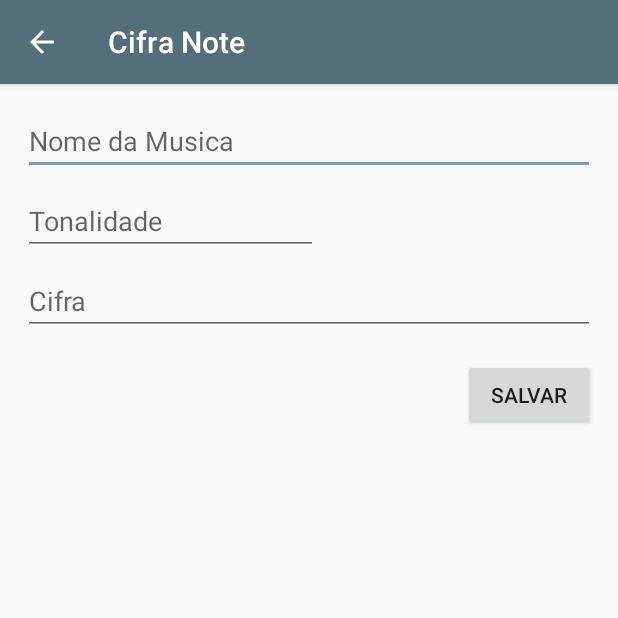
After one commit to isaCarvalho/CifraNote, an Android app: the InsertDataActivity screen opened directly, with no data from a screen before it, on a phone screen of 412 x 824 dp, the top half of it. The commit adds this screen. Run offline under Robolectric (Android 15) with nearby library versions, the phone set to English and light mode, and no system bars; Roboto replaces fonts that are not available here.

Commit message:
Inserção de dados

```diff
--- a/app/src/main/AndroidManifest.xml
+++ b/app/src/main/AndroidManifest.xml
@@ -1,5 +1,6 @@
 <?xml version="1.0" encoding="utf-8"?>
 <manifest xmlns:android="http://schemas.android.com/apk/res/android"
+    xmlns:tools="http://schemas.android.com/tools"
     package="com.example.cifranote">
 
     <application
@@ -8,8 +9,18 @@
         android:label="@string/app_name"
         android:roundIcon="@mipmap/ic_music_round"
         android:supportsRtl="true"
-        android:theme="@style/AppTheme">
-        <activity android:name=".DisplayCifraActivity" android:parentActivityName=".MainActivity">
+        android:theme="@style/AppTheme"
+        tools:ignore="GoogleAppIndexingWarning">
+        <activity
+            android:name=".InsertDataActivity"
+            android:parentActivityName=".MainActivity">
+            <meta-data
+                android:name="android.support.PARENT_ACTIVITY"
+                android:value=".MainActivity" />
+        </activity>
+        <activity
+            android:name=".DisplayCifraActivity"
+            android:parentActivityName=".MainActivity">
             <meta-data
                 android:name="android.support.PARENT_ACTIVITY"
                 android:value=".MainActivity" />
--- /dev/null
+++ b/app/src/main/java/com/example/cifranote/InsertDataActivity.kt
@@ -0,0 +1,30 @@
+package com.example.cifranote
+
+import androidx.appcompat.app.AppCompatActivity
+import android.os.Bundle
+import android.widget.Button
+import android.widget.EditText
+import android.widget.TextView
+import com.example.cifranote.control.Controller
+import kotlinx.android.synthetic.main.activity_main.*
+import java.util.*
+
+class InsertDataActivity : AppCompatActivity() {
+
+    private lateinit var salvar : Button
+
+    override fun onCreate(savedInstanceState: Bundle?) {
+        super.onCreate(savedInstanceState)
+        setContentView(R.layout.activity_insert_data)
+
+        salvar = findViewById(R.id.salvar)
+
+        salvar.setOnClickListener{
+            val name = findViewById<EditText>(R.id.musicNameField)
+            val key = findViewById<EditText>(R.id.musicKeyField)
+            val description = findViewById<EditText>(R.id.musicDescriptionField)
+
+            Controller(this).insertMusica(name.text.toString(), key.text.toString(), description.text.toString())
+        }
+    }
+}
--- a/app/src/main/java/com/example/cifranote/MainActivity.kt
+++ b/app/src/main/java/com/example/cifranote/MainActivity.kt
@@ -1,7 +1,9 @@
 package com.example.cifranote
 
+import android.content.Intent
 import androidx.appcompat.app.AppCompatActivity
 import android.os.Bundle
+import android.view.View
 import androidx.recyclerview.widget.LinearLayoutManager
 import androidx.recyclerview.widget.RecyclerView
 import com.example.cifranote.control.Controller
@@ -29,5 +31,9 @@ class MainActivity : AppCompatActivity() {
         }
     }
 
-
+    fun openInsertActivity(view : View)
+    {
+        val intent = Intent(this, InsertDataActivity::class.java)
+        startActivity(intent)
+    }
 }
--- a/app/src/main/java/com/example/cifranote/control/Controller.kt
+++ b/app/src/main/java/com/example/cifranote/control/Controller.kt
@@ -1,5 +1,6 @@
 package com.example.cifranote.control
 
+import android.content.ClipDescription
 import android.content.Context
 import com.example.cifranote.database.ControladorBanco
 import com.example.cifranote.model.Musica
@@ -18,4 +19,11 @@ class Controller(context: Context)
 
         return musicas
     }
+
+    fun insertMusica(name : String, key : String, description: String)
+    {
+        val musica = Musica(name, key, description)
+
+        dbController.inserirDados(musica)
+    }
 }
--- a/app/src/main/java/com/example/cifranote/database/ControladorBanco.kt
+++ b/app/src/main/java/com/example/cifranote/database/ControladorBanco.kt
@@ -9,14 +9,14 @@ class ControladorBanco(private val context: Context)
 {
     private val dbHelper = CriaBanco(context)
 
-    fun inserirDados(name : String, music_key : String, description : String)
+    fun inserirDados(musica : Musica)
     {
         val db = dbHelper.writableDatabase
 
         val values = ContentValues().apply {
-            put(CriaBanco.FeedReaderContract.FeedEntry.NAME, name)
-            put(CriaBanco.FeedReaderContract.FeedEntry.KEY, music_key)
-            put(CriaBanco.FeedReaderContract.FeedEntry.DESCRICAO, description)
+            put(CriaBanco.FeedReaderContract.FeedEntry.NAME, musica.nome)
+            put(CriaBanco.FeedReaderContract.FeedEntry.KEY, musica.tom)
+            put(CriaBanco.FeedReaderContract.FeedEntry.DESCRICAO, musica.descricao)
         }
 
         val newRowId = db?.insert(CriaBanco.FeedReaderContract.FeedEntry.TABLE_NAME, null, values)
--- /dev/null
+++ b/app/src/main/res/layout-v26/activity_insert_data.xml
@@ -0,0 +1,83 @@
+<?xml version="1.0" encoding="utf-8"?>
+<androidx.constraintlayout.widget.ConstraintLayout xmlns:android="http://schemas.android.com/apk/res/android"
+    xmlns:app="http://schemas.android.com/apk/res-auto"
+    xmlns:tools="http://schemas.android.com/tools"
+    android:layout_width="match_parent"
+    android:layout_height="match_parent"
+    tools:context=".InsertDataActivity">
+
+    <TableRow
+        android:id="@+id/rowMusicName"
+        android:layout_width="0dp"
+        android:layout_height="wrap_content"
+        android:layout_marginStart="15dp"
+        android:layout_marginTop="15dp"
+        android:layout_marginEnd="15dp"
+        app:layout_constraintEnd_toEndOf="parent"
+        app:layout_constraintHorizontal_bias="0.0"
+        app:layout_constraintStart_toStartOf="parent"
+        app:layout_constraintTop_toTopOf="parent">
+
+        <EditText
+            android:id="@+id/musicNameField"
+            android:layout_width="match_parent"
+            android:layout_height="wrap_content"
+            android:ems="10"
+            android:hint="@string/musicNameField"
+            android:autofillHints="@string/musicNameField"
+            android:inputType="textPersonName" />
+
+    </TableRow>
+
+    <TableRow
+        android:id="@+id/rowMusicKey"
+        android:layout_width="0dp"
+        android:layout_height="wrap_content"
+        android:layout_marginStart="15dp"
+        android:layout_marginTop="8dp"
+        android:layout_marginEnd="200dp"
+        app:layout_constraintEnd_toEndOf="parent"
+        app:layout_constraintStart_toStartOf="parent"
+        app:layout_constraintTop_toBottomOf="@+id/rowMusicName">
+
+        <EditText
+            android:id="@+id/musicKeyField"
+            android:layout_width="match_parent"
+            android:layout_height="wrap_content"
+            android:ems="10"
+            android:hint="@string/musicKeyField"
+            android:autofillHints="@string/musicKeyField"
+            android:inputType="textPersonName" />
+    </TableRow>
+
+    <TableRow
+        android:id="@+id/rowMusicDescription"
+        android:layout_width="match_parent"
+        android:layout_height="wrap_content"
+        android:layout_marginStart="15dp"
+        android:layout_marginTop="8dp"
+        android:layout_marginEnd="15dp"
+        app:layout_constraintEnd_toEndOf="parent"
+        app:layout_constraintStart_toStartOf="parent"
+        app:layout_constraintTop_toBottomOf="@+id/rowMusicKey">
+
+        <EditText
+            android:id="@+id/musicDescriptionField"
+            android:layout_width="match_parent"
+            android:layout_height="wrap_content"
+            android:ems="10"
+            android:inputType="textLongMessage"
+            android:hint="@string/musicDescriptionField"
+            android:autofillHints="@string/musicDescriptionField"/>
+    </TableRow>
+
+    <Button
+        android:id="@+id/salvar"
+        android:layout_width="wrap_content"
+        android:layout_height="wrap_content"
+        android:layout_marginTop="16dp"
+        android:layout_marginEnd="15dp"
+        android:text="@string/inserirDados"
+        app:layout_constraintEnd_toEndOf="parent"
+        app:layout_constraintTop_toBottomOf="@+id/rowMusicDescription" />
+</androidx.constraintlayout.widget.ConstraintLayout>
--- /dev/null
+++ b/app/src/main/res/layout/activity_insert_data.xml
@@ -0,0 +1,84 @@
+<?xml version="1.0" encoding="utf-8"?>
+<androidx.constraintlayout.widget.ConstraintLayout xmlns:android="http://schemas.android.com/apk/res/android"
+    xmlns:app="http://schemas.android.com/apk/res-auto"
+    xmlns:tools="http://schemas.android.com/tools"
+    android:layout_width="match_parent"
+    android:layout_height="match_parent"
+    tools:context=".InsertDataActivity">
+
+    <TableRow
+        android:id="@+id/rowMusicName"
+        android:layout_width="0dp"
+        android:layout_height="wrap_content"
+        android:layout_marginStart="15dp"
+        android:layout_marginTop="15dp"
+        android:layout_marginEnd="15dp"
+        app:layout_constraintEnd_toEndOf="parent"
+        app:layout_constraintHorizontal_bias="0.0"
+        app:layout_constraintStart_toStartOf="parent"
+        app:layout_constraintTop_toTopOf="parent">
+
+        <EditText
+            android:id="@+id/musicNameField"
+            android:layout_width="match_parent"
+            android:layout_height="wrap_content"
+            android:ems="10"
+            android:hint="@string/musicNameField"
+            android:importantForAutofill="no"
+            android:inputType="textPersonName" />
+
+    </TableRow>
+
+    <TableRow
+        android:id="@+id/rowMusicKey"
+        android:layout_width="0dp"
+        android:layout_height="wrap_content"
+        android:layout_marginStart="15dp"
+        android:layout_marginTop="8dp"
+        android:layout_marginEnd="200dp"
+        app:layout_constraintEnd_toEndOf="parent"
+        app:layout_constraintStart_toStartOf="parent"
+        app:layout_constraintTop_toBottomOf="@+id/rowMusicName">
+
+        <EditText
+            android:id="@+id/musicKeyField"
+            android:layout_width="match_parent"
+            android:layout_height="wrap_content"
+            android:ems="10"
+            android:hint="@string/musicKeyField"
+            android:importantForAutofill="no"
+            android:inputType="textPersonName" />
+    </TableRow>
+
+    <TableRow
+        android:id="@+id/rowMusicDescription"
+        android:layout_width="match_parent"
+        android:layout_height="wrap_content"
+        android:layout_marginStart="15dp"
+        android:layout_marginTop="8dp"
+        android:layout_marginEnd="15dp"
+        app:layout_constraintEnd_toEndOf="parent"
+        app:layout_constraintStart_toStartOf="parent"
+        app:layout_constraintTop_toBottomOf="@+id/rowMusicKey">
+
+        <EditText
+            android:id="@+id/musicDescriptionField"
+            android:layout_width="match_parent"
+            android:layout_height="wrap_content"
+            android:ems="10"
+            android:inputType="textLongMessage"
+            android:hint="@string/musicDescriptionField"
+            android:importantForAutofill="no"/>
+    </TableRow>
+
+    <Button
+        android:id="@+id/salvar"
+        android:layout_width="wrap_content"
+        android:layout_height="wrap_content"
+        android:layout_marginTop="16dp"
+        android:layout_marginEnd="15dp"
+        android:text="@string/inserirDados"
+        app:layout_constraintEnd_toEndOf="parent"
+        app:layout_constraintTop_toBottomOf="@+id/rowMusicDescription" />
+
+</androidx.constraintlayout.widget.ConstraintLayout>
--- a/app/src/main/res/layout/activity_main.xml
+++ b/app/src/main/res/layout/activity_main.xml
@@ -13,6 +13,7 @@
         android:layout_marginEnd="15dp"
         android:layout_marginBottom="40dp"
         android:clickable="false"
+        android:onClick="openInsertActivity"
         app:layout_constraintBottom_toBottomOf="parent"
         app:layout_constraintEnd_toEndOf="parent"
         app:srcCompat="@android:drawable/ic_input_add" />
--- a/app/src/main/res/values/colors.xml
+++ b/app/src/main/res/values/colors.xml
@@ -1,6 +1,6 @@
 <?xml version="1.0" encoding="utf-8"?>
 <resources>
-    <color name="colorPrimary">#FF5252</color>
-    <color name="colorPrimaryDark">#FF6464</color>
-    <color name="colorAccent">#FF7878</color>
+    <color name="colorPrimary">#546e7a</color>
+    <color name="colorPrimaryDark">#29434e</color>
+    <color name="colorAccent">#819ca9</color>
 </resources>
--- a/app/src/main/res/values/strings.xml
+++ b/app/src/main/res/values/strings.xml
@@ -1,3 +1,7 @@
 <resources>
     <string name="app_name">Cifra Note</string>
+    <string name="musicNameField">Nome da Musica</string>
+    <string name="musicKeyField">Tonalidade</string>
+    <string name="musicDescriptionField">Cifra</string>
+    <string name="inserirDados">Salvar</string>
 </resources>
```
